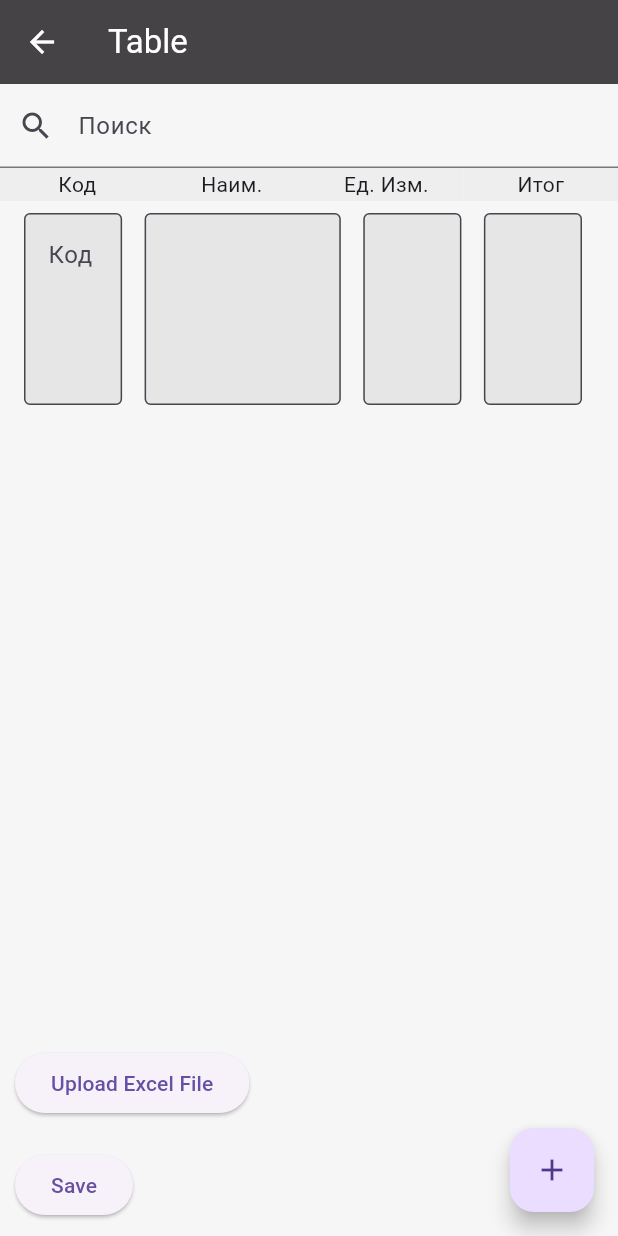
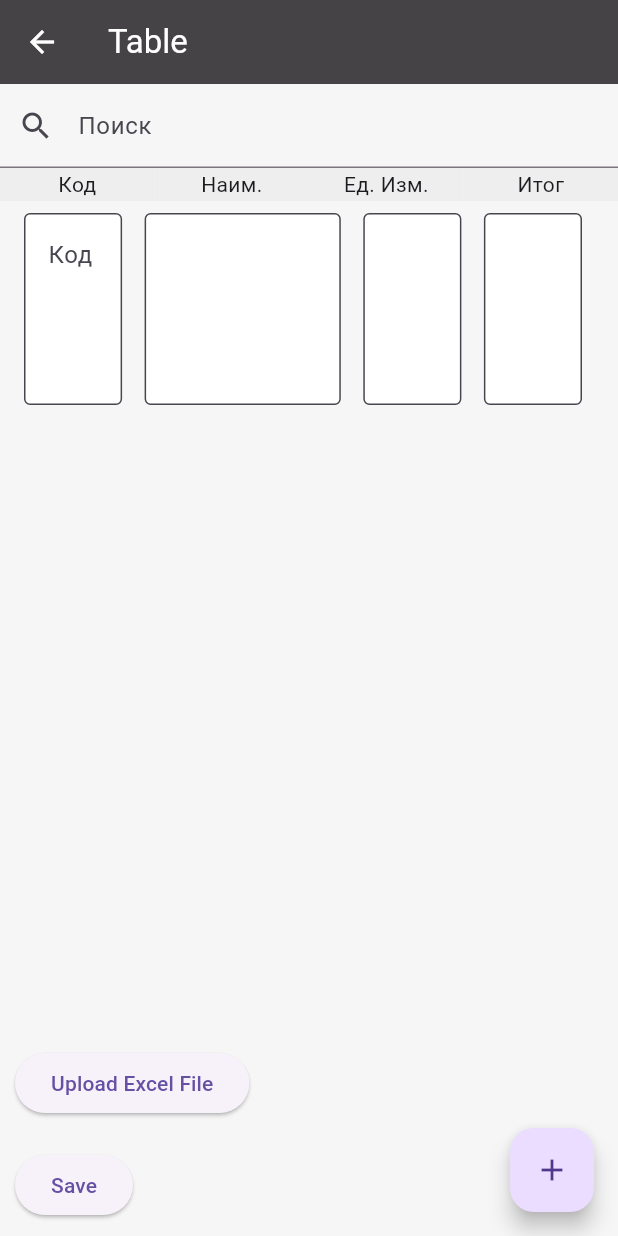
Before and after one commit to gizo333/zakupka, a Flutter app: the TableView screen opened by its route, after a tap on the "add" icon, on a phone screen of 412 x 824 dp. Run offline on Flutter 3.47's test engine with Material 2 defaults, Android fonts, the phone set to English and light mode, and no system bars; our stand-ins replace cloud_firestore, email_validator, file_picker, firebase_auth, firebase_core, firebase_messaging and 1 more; missing offline and left inert: excel, postgres; accounts and stored records are empty.

Commit message:
added tablelist

```diff
--- a/lib/main.dart
+++ b/lib/main.dart
@@ -2,6 +2,7 @@ import 'package:flutter/material.dart';
 import 'package:firebase_core/firebase_core.dart';
 import 'package:firebase_messaging/firebase_messaging.dart';
 import 'package:flutter_local_notifications/flutter_local_notifications.dart';
+import 'package:new_flut_proj/lk_restaurant/lists_navigator.dart';
 import 'package:new_flut_proj/pages/ResetPasswordScreen.dart';
 import 'package:new_flut_proj/pages/push.dart';
 import 'package:new_flut_proj/register/verify_email_screen.dart';
@@ -83,6 +84,7 @@ class MyApp extends StatelessWidget {
         '/restaurantList': (context) => RestaurantListPage(),
         '/lk-user': (context) => LkUser(),
         '/requests': (context) => JoinRequestsPage(),
+        '/listsNavigator': (context) => ListsNavigatorPage(),
         // '/push': (context) => StopPage(
         // ),
       },
--- a/lib/table/tableview.dart
+++ b/lib/table/tableview.dart
@@ -206,7 +206,7 @@ class _TableViewState extends State<TableView> {
                               style: TextStyle(color: errorColor),
                               decoration: const InputDecoration(
                                 filled: true,
-                                fillColor: Color.fromARGB(255, 230, 230, 230),
+                                fillColor: Color.fromARGB(255, 255, 255, 255),
                                 border: OutlineInputBorder(),
                                 hintText: 'Код',
                               ),
@@ -219,7 +219,7 @@ class _TableViewState extends State<TableView> {
                             child: TextFormField(
                               decoration: const InputDecoration(
                                 filled: true,
-                                fillColor: Color.fromARGB(255, 230, 230, 230),
+                                fillColor: Color.fromARGB(255, 255, 255, 255),
                                 border: OutlineInputBorder(),
                               ),
                               maxLines: 4,
@@ -243,7 +243,7 @@ class _TableViewState extends State<TableView> {
                               maxLines: 4,
                               decoration: const InputDecoration(
                                 filled: true,
-                                fillColor: Color.fromARGB(255, 230, 230, 230),
+                                fillColor: Color.fromARGB(255, 255, 255, 255),
                                 border: OutlineInputBorder(),
                               ),
                               controller: position.mlController,
@@ -266,7 +266,7 @@ class _TableViewState extends State<TableView> {
                             child: TextFormField(
                               decoration: const InputDecoration(
                                 filled: true,
-                                fillColor: Color.fromARGB(255, 230, 230, 230),
+                                fillColor: Color.fromARGB(255, 255, 255, 255),
                                 border: OutlineInputBorder(),
                               ),
                               maxLines: 4,
```
Also changed, not shown: lib/lk_restaurant/lk_rest.dart (+18 -4 lines).
